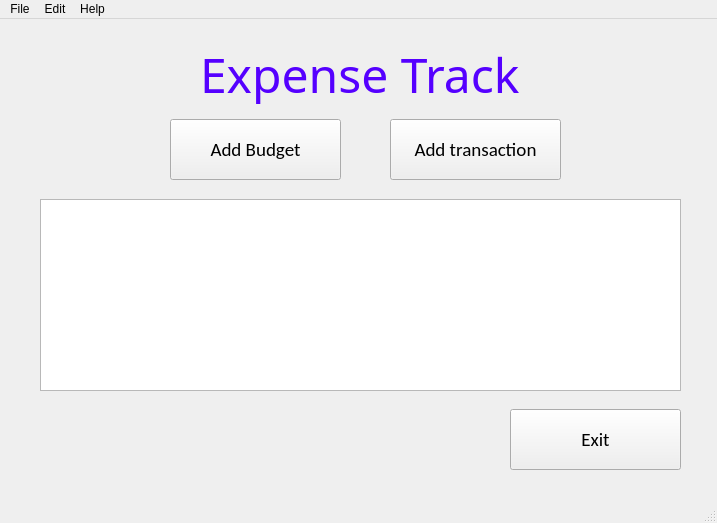
The window that money_manager/ui/frmdashboard.ui (anasemadanas/Expense_Track) describes before a commit, drawn with Qt 5.
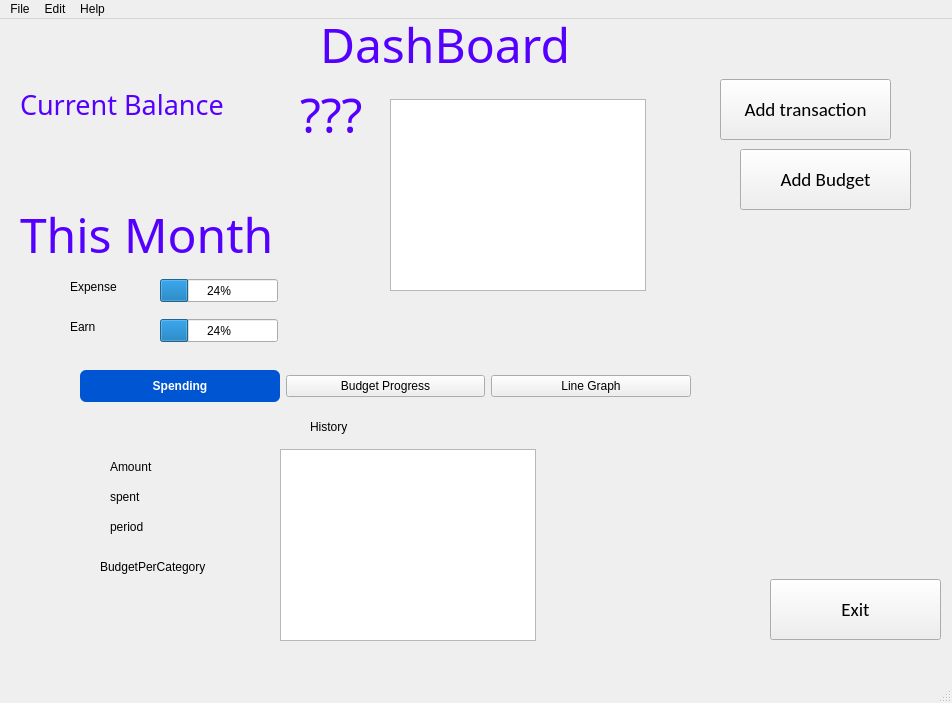
The same window after the commit. The open tabs and pages were chosen to show the change. Icons and pictures are not drawn.

Diff of the .ui file:
```diff
--- a/money_manager/ui/frmdashboard.ui
+++ b/money_manager/ui/frmdashboard.ui
@@ -6,8 +6,8 @@
    <rect>
     <x>0</x>
     <y>0</y>
-    <width>717</width>
-    <height>523</height>
+    <width>952</width>
+    <height>703</height>
    </rect>
   </property>
   <property name="windowTitle">
@@ -17,8 +17,8 @@
    <widget class="QPushButton" name="btnAddBudget">
     <property name="geometry">
      <rect>
-      <x>170</x>
-      <y>100</y>
+      <x>740</x>
+      <y>130</y>
       <width>171</width>
       <height>61</height>
      </rect>
@@ -36,8 +36,8 @@
    <widget class="QPushButton" name="btnAddTransaction">
     <property name="geometry">
      <rect>
-      <x>390</x>
-      <y>100</y>
+      <x>720</x>
+      <y>60</y>
       <width>171</width>
       <height>61</height>
      </rect>
@@ -52,27 +52,11 @@
      <string>Add transaction</string>
     </property>
    </widget>
-   <widget class="QTreeView" name="lstTransaction">
-    <property name="geometry">
-     <rect>
-      <x>40</x>
-      <y>180</y>
-      <width>641</width>
-      <height>192</height>
-     </rect>
-    </property>
-    <property name="font">
-     <font>
-      <family>Calibri</family>
-      <pointsize>12</pointsize>
-     </font>
-    </property>
-   </widget>
    <widget class="QPushButton" name="btnExit">
     <property name="geometry">
      <rect>
-      <x>510</x>
-      <y>390</y>
+      <x>770</x>
+      <y>560</y>
       <width>171</width>
       <height>61</height>
      </rect>
@@ -93,9 +77,9 @@
     </property>
     <property name="geometry">
      <rect>
-      <x>200</x>
-      <y>20</y>
-      <width>411</width>
+      <x>320</x>
+      <y>-10</y>
+      <width>291</width>
       <height>71</height>
      </rect>
     </property>
@@ -112,16 +96,419 @@
 font: 36pt &quot;MV Boli&quot;;</string>
     </property>
     <property name="text">
-     <string>Expense Track</string>
+     <string>DashBoard</string>
     </property>
    </widget>
+   <widget class="QLabel" name="lblExpenseTrack_2">
+    <property name="enabled">
+     <bool>true</bool>
+    </property>
+    <property name="geometry">
+     <rect>
+      <x>20</x>
+      <y>50</y>
+      <width>391</width>
+      <height>71</height>
+     </rect>
+    </property>
+    <property name="font">
+     <font>
+      <family>MV Boli</family>
+      <pointsize>20</pointsize>
+      <italic>false</italic>
+      <bold>false</bold>
+     </font>
+    </property>
+    <property name="styleSheet">
+     <string notr="true">color:rgb(85, 0, 255);
+font: 20pt &quot;MV Boli&quot;;</string>
+    </property>
+    <property name="text">
+     <string>Current Balance</string>
+    </property>
+   </widget>
+   <widget class="QLabel" name="lblExpenseTrack_3">
+    <property name="enabled">
+     <bool>true</bool>
+    </property>
+    <property name="geometry">
+     <rect>
+      <x>300</x>
+      <y>60</y>
+      <width>191</width>
+      <height>71</height>
+     </rect>
+    </property>
+    <property name="font">
+     <font>
+      <family>MV Boli</family>
+      <pointsize>36</pointsize>
+      <italic>false</italic>
+      <bold>false</bold>
+     </font>
+    </property>
+    <property name="styleSheet">
+     <string notr="true">color:rgb(85, 0, 255);
+font: 36pt &quot;MV Boli&quot;;</string>
+    </property>
+    <property name="text">
+     <string>???</string>
+    </property>
+   </widget>
+   <widget class="QLabel" name="lblExpenseTrack_4">
+    <property name="enabled">
+     <bool>true</bool>
+    </property>
+    <property name="geometry">
+     <rect>
+      <x>20</x>
+      <y>180</y>
+      <width>291</width>
+      <height>71</height>
+     </rect>
+    </property>
+    <property name="font">
+     <font>
+      <family>MV Boli</family>
+      <pointsize>36</pointsize>
+      <italic>false</italic>
+      <bold>false</bold>
+     </font>
+    </property>
+    <property name="styleSheet">
+     <string notr="true">color:rgb(85, 0, 255);
+font: 36pt &quot;MV Boli&quot;;</string>
+    </property>
+    <property name="text">
+     <string>This Month</string>
+    </property>
+   </widget>
+   <widget class="QTableView" name="tableView">
+    <property name="geometry">
+     <rect>
+      <x>390</x>
+      <y>80</y>
+      <width>256</width>
+      <height>192</height>
+     </rect>
+    </property>
+    <property name="styleSheet">
+     <string notr="true"/>
+    </property>
+   </widget>
+   <widget class="QStackedWidget" name="stackedWidget">
+    <property name="geometry">
+     <rect>
+      <x>50</x>
+      <y>390</y>
+      <width>651</width>
+      <height>251</height>
+     </rect>
+    </property>
+    <property name="currentIndex">
+     <number>1</number>
+    </property>
+    <widget class="QWidget" name="page_1">
+     <widget class="QGraphicsView" name="graphicsView_2">
+      <property name="geometry">
+       <rect>
+        <x>230</x>
+        <y>40</y>
+        <width>256</width>
+        <height>192</height>
+       </rect>
+      </property>
+     </widget>
+     <widget class="QLabel" name="label_4">
+      <property name="geometry">
+       <rect>
+        <x>60</x>
+        <y>80</y>
+        <width>49</width>
+        <height>16</height>
+       </rect>
+      </property>
+      <property name="text">
+       <string>spent</string>
+      </property>
+     </widget>
+     <widget class="QLabel" name="label">
+      <property name="geometry">
+       <rect>
+        <x>60</x>
+        <y>50</y>
+        <width>49</width>
+        <height>16</height>
+       </rect>
+      </property>
+      <property name="text">
+       <string>Amount</string>
+      </property>
+     </widget>
+     <widget class="QLabel" name="label_6">
+      <property name="geometry">
+       <rect>
+        <x>260</x>
+        <y>10</y>
+        <width>49</width>
+        <height>16</height>
+       </rect>
+      </property>
+      <property name="text">
+       <string>History</string>
+      </property>
+     </widget>
+     <widget class="QLabel" name="label_5">
+      <property name="geometry">
+       <rect>
+        <x>60</x>
+        <y>110</y>
+        <width>49</width>
+        <height>16</height>
+       </rect>
+      </property>
+      <property name="text">
+       <string>period</string>
+      </property>
+     </widget>
+     <widget class="QLabel" name="label_7">
+      <property name="geometry">
+       <rect>
+        <x>50</x>
+        <y>150</y>
+        <width>111</width>
+        <height>16</height>
+       </rect>
+      </property>
+      <property name="text">
+       <string>BudgetPerCategory</string>
+      </property>
+     </widget>
+    </widget>
+    <widget class="QWidget" name="page_3">
+     <widget class="QGraphicsView" name="graphicsView_3">
+      <property name="geometry">
+       <rect>
+        <x>240</x>
+        <y>50</y>
+        <width>256</width>
+        <height>192</height>
+       </rect>
+      </property>
+     </widget>
+    </widget>
+    <widget class="QWidget" name="page_2">
+     <widget class="QGraphicsView" name="graphicsView">
+      <property name="geometry">
+       <rect>
+        <x>230</x>
+        <y>50</y>
+        <width>256</width>
+        <height>192</height>
+       </rect>
+      </property>
+     </widget>
+     <widget class="QProgressBar" name="progressBar_3">
+      <property name="geometry">
+       <rect>
+        <x>280</x>
+        <y>20</y>
+        <width>118</width>
+        <height>23</height>
+       </rect>
+      </property>
+      <property name="value">
+       <number>24</number>
+      </property>
+     </widget>
+     <widget class="QLabel" name="label_8">
+      <property name="geometry">
+       <rect>
+        <x>60</x>
+        <y>30</y>
+        <width>81</width>
+        <height>16</height>
+       </rect>
+      </property>
+      <property name="text">
+       <string>Date</string>
+      </property>
+     </widget>
+    </widget>
+   </widget>
+   <widget class="QProgressBar" name="progressBar">
+    <property name="geometry">
+     <rect>
+      <x>160</x>
+      <y>260</y>
+      <width>118</width>
+      <height>23</height>
+     </rect>
+    </property>
+    <property name="value">
+     <number>24</number>
+    </property>
+   </widget>
+   <widget class="QProgressBar" name="progressBar_2">
+    <property name="geometry">
+     <rect>
+      <x>160</x>
+      <y>300</y>
+      <width>118</width>
+      <height>23</height>
+     </rect>
+    </property>
+    <property name="value">
+     <number>24</number>
+    </property>
+   </widget>
+   <widget class="QLabel" name="label_2">
+    <property name="geometry">
+     <rect>
+      <x>70</x>
+      <y>260</y>
+      <width>49</width>
+      <height>16</height>
+     </rect>
+    </property>
+    <property name="text">
+     <string>Expense</string>
+    </property>
+   </widget>
+   <widget class="QLabel" name="label_3">
+    <property name="geometry">
+     <rect>
+      <x>70</x>
+      <y>300</y>
+      <width>49</width>
+      <height>16</height>
+     </rect>
+    </property>
+    <property name="text">
+     <string>Earn</string>
+    </property>
+   </widget>
+   <widget class="QWidget" name="">
+    <property name="geometry">
+     <rect>
+      <x>80</x>
+      <y>350</y>
+      <width>611</width>
+      <height>34</height>
+     </rect>
+    </property>
+    <layout class="QHBoxLayout" name="horizontalLayout">
+     <item>
+      <widget class="QPushButton" name="pushButton">
+       <property name="tabletTracking">
+        <bool>false</bool>
+       </property>
+       <property name="styleSheet">
+        <string notr="true">QWidget {
+    background-color: #E6E9E7;
+    font-family: &quot;Segoe UI&quot;;
+}
+
+QPushButton {
+    height: 32px;
+    border-radius: 6px;
+    background-color: #0078D4;
+    color: white;
+    font-weight: 500;
+}
+
+QPushButton:hover {
+    background-color: #106EBE;
+}
+
+QPushButton:pressed {
+    background-color: #0056B3;
+}
+
+QPushButton:checked {
+    background-color: #0056D2;
+    color: white;
+}</string>
+       </property>
+       <property name="text">
+        <string>Spending</string>
+       </property>
+       <property name="icon">
+        <iconset resource="../resources/Resources.qrc">
+         <normaloff>:/icons/piechart_black.png</normaloff>:/icons/piechart_black.png</iconset>
+       </property>
+       <property name="checkable">
+        <bool>true</bool>
+       </property>
+       <property name="checked">
+        <bool>true</bool>
+       </property>
+       <property name="autoRepeat">
+        <bool>false</bool>
+       </property>
+       <property name="autoExclusive">
+        <bool>true</bool>
+       </property>
+      </widget>
+     </item>
+     <item>
+      <widget class="QPushButton" name="pushButton_3">
+       <property name="text">
+        <string>Budget Progress</string>
+       </property>
+       <property name="icon">
+        <iconset resource="../resources/Resources.qrc">
+         <normaloff>:/icons/barchart_black.png</normaloff>:/icons/barchart_black.png</iconset>
+       </property>
+       <property name="checkable">
+        <bool>true</bool>
+       </property>
+       <property name="checked">
+        <bool>false</bool>
+       </property>
+       <property name="autoRepeat">
+        <bool>false</bool>
+       </property>
+       <property name="autoExclusive">
+        <bool>true</bool>
+       </property>
+      </widget>
+     </item>
+     <item>
+      <widget class="QPushButton" name="pushButton_2">
+       <property name="styleSheet">
+        <string notr="true"/>
+       </property>
+       <property name="text">
+        <string>Line Graph</string>
+       </property>
+       <property name="icon">
+        <iconset resource="../resources/Resources.qrc">
+         <normaloff>:/icons/linegraph_black.png</normaloff>:/icons/linegraph_black.png</iconset>
+       </property>
+       <property name="checkable">
+        <bool>true</bool>
+       </property>
+       <property name="checked">
+        <bool>false</bool>
+       </property>
+       <property name="autoRepeat">
+        <bool>false</bool>
+       </property>
+       <property name="autoExclusive">
+        <bool>true</bool>
+       </property>
+      </widget>
+     </item>
+    </layout>
+   </widget>
   </widget>
   <widget class="QMenuBar" name="menubar">
    <property name="geometry">
     <rect>
      <x>0</x>
      <y>0</y>
-     <width>717</width>
+     <width>952</width>
      <height>33</height>
     </rect>
    </property>
```
Left out of the diff: 4 changed lines with no effect on the pictures.
